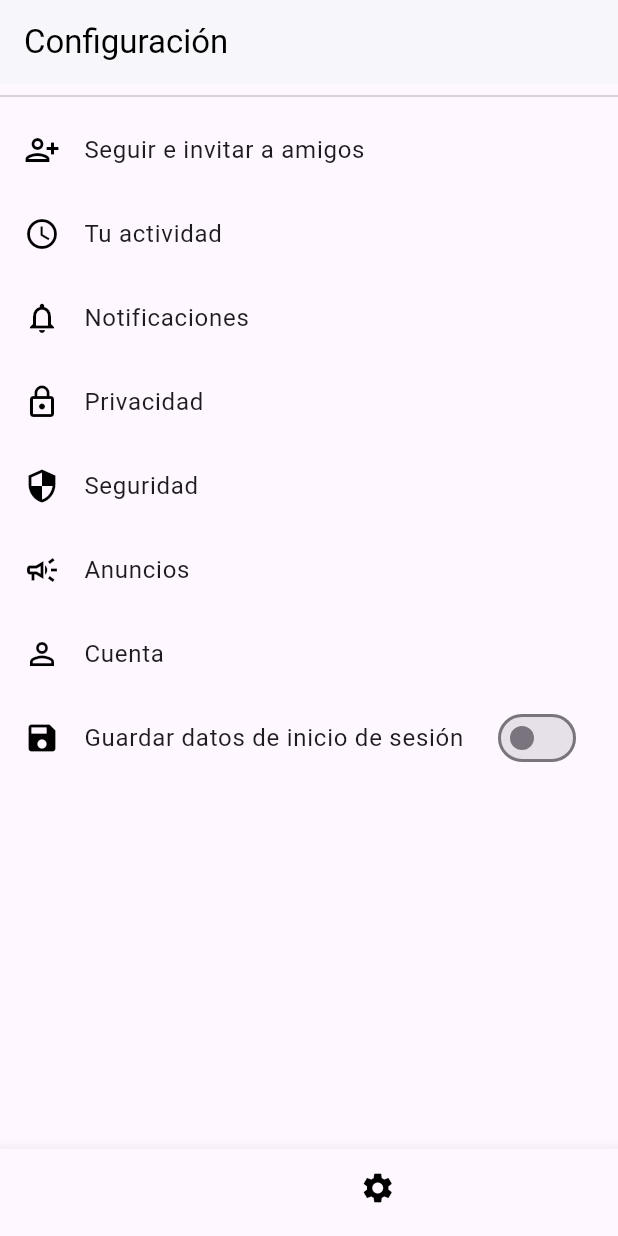
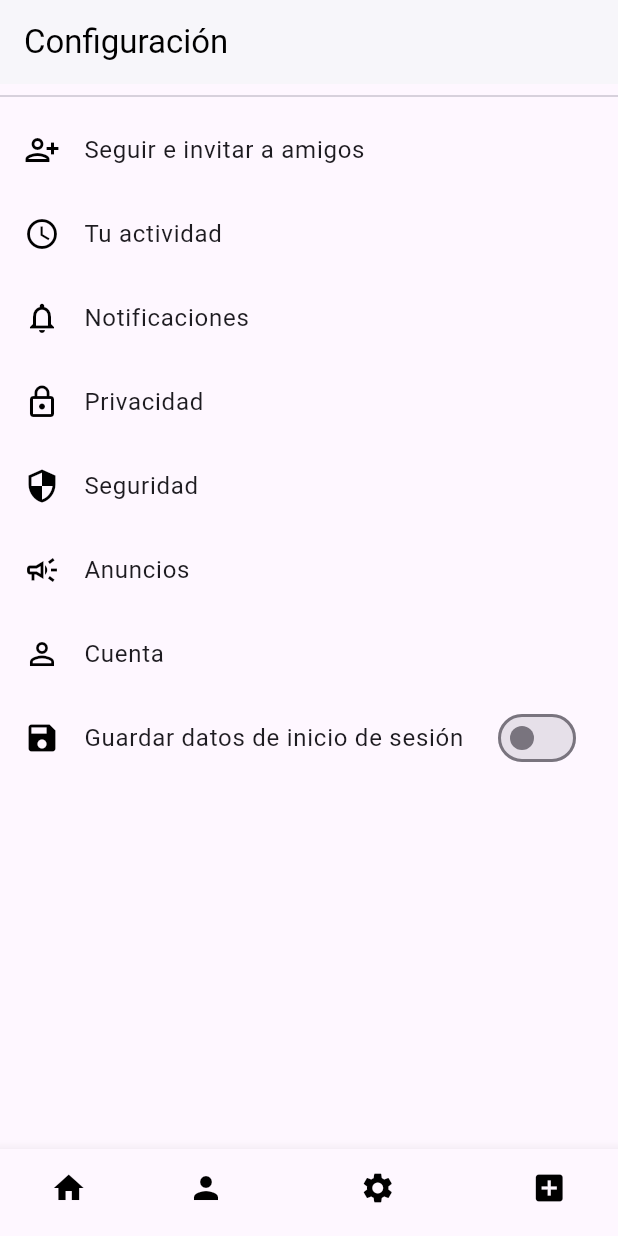
Before and after one commit to joanbanlles/INSTADAM, a Flutter app: the screen it shows after launch, item 3 of the bottom bar chosen, on a phone screen of 412 x 824 dp. Run offline on Flutter 3.47's test engine with Material 3 defaults, Android fonts, the phone set to English and light mode, and no system bars; our stand-ins replace shared_preferences.

Commit message:
newspot fet

```diff
--- a/instadam/lib/main.dart
+++ b/instadam/lib/main.dart
@@ -2,6 +2,7 @@ import 'package:flutter/material.dart';
 import 'package:instadam/home.dart';
 import 'package:instadam/profile.dart';
 import 'package:instadam/settings.dart';
+import 'package:instadam/newpost.dart';
 
 void main() {
   runApp(MyApp());
@@ -18,6 +19,7 @@ class MyApp extends StatelessWidget {
         '/home': (context) => Home(),
         '/profile': (context) => ProfileScreen(),
         '/settings': (context) => Settings(),
+        '/newpost': (context) => Newpost(),
       },
     );
   }
@@ -35,6 +37,7 @@ class _MainScreenState extends State<MainScreen> {
     Home(),
     ProfileScreen(),
     Settings(),
+    Newpost(),
   ];
 
   @override
@@ -42,7 +45,10 @@ class _MainScreenState extends State<MainScreen> {
     return Scaffold(
       body: _screens[_currentIndex],
       bottomNavigationBar: BottomNavigationBar(
+        selectedItemColor: Colors.black,
+        unselectedItemColor: Colors.black,
         selectedIconTheme: IconThemeData(color: Colors.black),
+        unselectedIconTheme: IconThemeData(color: Colors.black),
         showSelectedLabels: false,
         showUnselectedLabels: false,
         currentIndex: _currentIndex,
@@ -63,13 +69,16 @@ class _MainScreenState extends State<MainScreen> {
           BottomNavigationBarItem(
             icon: Icon(Icons.settings),
             label: 'Settings',
+
           ),
-            BottomNavigationBarItem(
+          BottomNavigationBarItem(
             icon: Icon(Icons.add_box),
-            label: 'New Post',
-            ),
+            label: 'NewPost',
+
+          ),
         ],
       ),
+
     );
   }
 }
--- a/instadam/lib/newpost.dart
+++ b/instadam/lib/newpost.dart
@@ -1,10 +1,10 @@
 import 'package:flutter/material.dart';
 
 void main() {
-  runApp(NewPostApp());
+  runApp(Newpost());
 }
 
-class NewPostApp extends StatelessWidget {
+class Newpost extends StatelessWidget {
   @override
   Widget build(BuildContext context) {
     return MaterialApp(
@@ -45,7 +45,7 @@ class NewPostScreen extends StatelessWidget {
             'assets/descarga.jpg', // Ruta de tu imagen
             height: 250,
            // Altura ajustada para la imagen
-            width: 300,
+            width: 250,
             fit: BoxFit.cover,
           ),
 
@@ -64,7 +64,8 @@ class NewPostScreen extends StatelessWidget {
             ),
           ),
 
-          SizedBox(height: 20), // Espacio entre imagen destacada y cuadrícula
+          // Reduce the space between the images
+          SizedBox(height: 8),
 
           // Cuadrícula de imágenes
           Expanded(
@@ -74,7 +75,7 @@ class NewPostScreen extends StatelessWidget {
                 crossAxisSpacing: 4.0,
                 mainAxisSpacing: 4.0,
               ),
-              itemCount: 10, // Número de elementos en la cuadrícula
+              itemCount: 9, // Número de elementos en la cuadrícula
               itemBuilder: (context, index) {
                 return Container(
                   color: Color.fromARGB(255, 122, 122, 122), // Color de fondo de los elementos de la cuadrícula
--- a/instadam/lib/settings.dart
+++ b/instadam/lib/settings.dart
@@ -1,4 +1,5 @@
 import 'package:flutter/material.dart';
+import 'package:shared_preferences/shared_preferences.dart';
 
 class Settings extends StatelessWidget {
   @override
@@ -18,7 +19,28 @@ class SettingsScreen extends StatefulWidget {
 
 class _SettingsScreenState extends State<SettingsScreen> {
   bool _saveLoginData = false;
+  String _accountName = '';
+  @override
+  void initState() {
+    super.initState();
+    _loadAccountData();
+  }
 
+  // Cargar datos de la cuenta desde SharedPreferences
+  void _loadAccountData() async {
+    SharedPreferences prefs = await SharedPreferences.getInstance();
+    setState(() {
+      _saveLoginData = prefs.getBool('saveLoginData') ?? false;
+      _accountName = prefs.getString('accountName') ?? '';
+    });
+  }
+
+  // Guardar datos de la cuenta en SharedPreferences
+  void _saveAccountData() async {
+    SharedPreferences prefs = await SharedPreferences.getInstance();
+    prefs.setBool('saveLoginData', _saveLoginData);
+    prefs.setString('accountName', _accountName);
+  }
   @override
   Widget build(BuildContext context) {
     return Scaffold(
--- a/instadam/pubspec.yaml
+++ b/instadam/pubspec.yaml
@@ -30,6 +30,7 @@ environment:
 dependencies:
   flutter:
     sdk: flutter
+  shared_preferences: ^2.0.6
 
   flutter_lints: ^2.0.0
 
```
Also changed, not shown: instadam/pubspec.lock, 1 other file.
